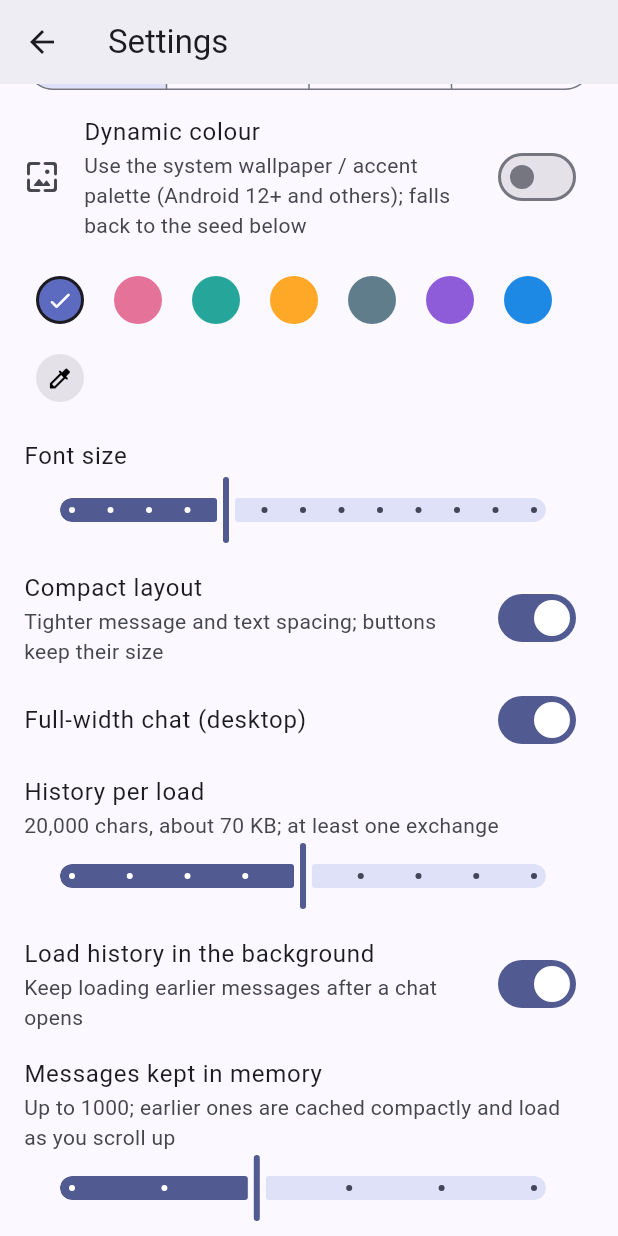
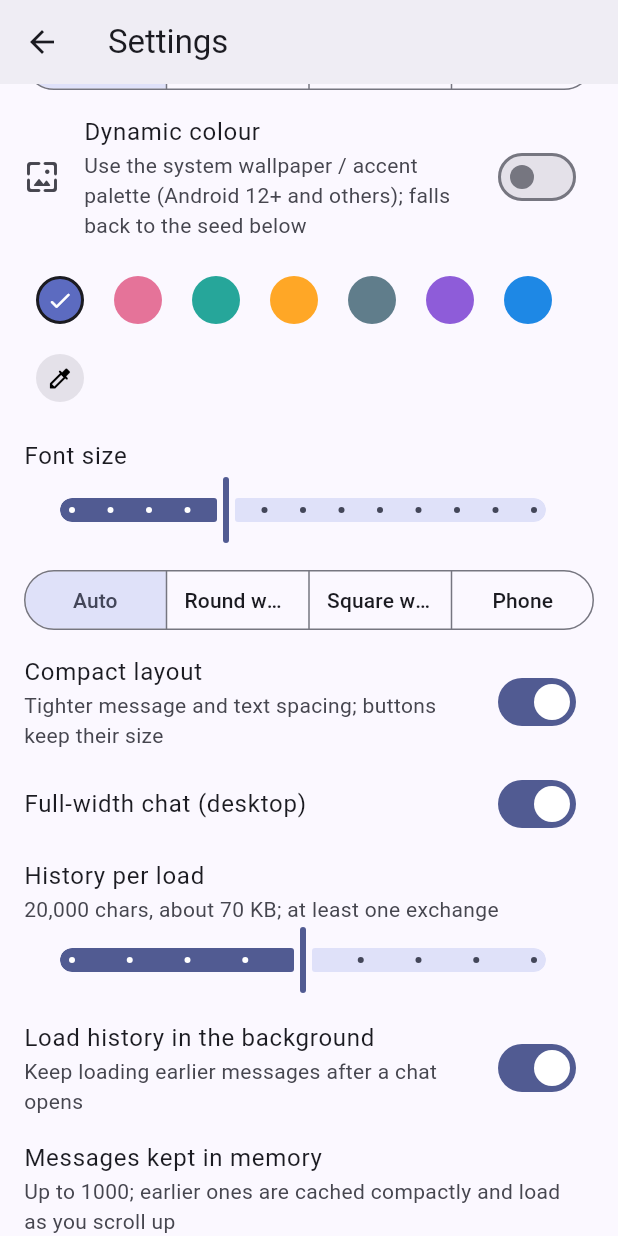
Before and after one commit to AliyahZombie/RofuChat_Cloud, a Flutter app: the SettingsPage screen opened directly, scrolled down 576 dp, on a phone screen of 412 x 824 dp. Run offline on Flutter 3.47's test engine with Material 3 defaults, Android fonts, the phone set to English and light mode, and no system bars; drawn by our look-alikes of dynamic_color; our stand-ins replace extended_image, file_picker, flutter_highlight, flutter_riverpod, flutter_secure_storage and 1 more; missing offline and left inert: dart:ffi, flutter_math_fork, highlight, markdown; accounts and stored records are empty.

Commit message:
app: device shape setting (auto/round/square/phone), Wear OS detection via FEATURE_WATCH and isScreenRound, sidebar scrolls footer on short screens

```diff
--- a/app/lib/core/form_factor.dart
+++ b/app/lib/core/form_factor.dart
@@ -1,9 +1,14 @@
-import 'package:flutter/material.dart';
+import 'dart:io' show Platform;
+
+import 'package:flutter/foundation.dart' show kIsWeb;
+import 'package:flutter/services.dart';
+import 'package:flutter/widgets.dart';
 
 import 'tokens.dart';
 
-/// Product form factors. [FormFactor.watch] is the shortestSide < 300 rule
-/// (frontend-spec §4) and [FormFactor.desktop] the app-specific 1000dp dock threshold for
+/// Product form factors. [FormFactor.watch] comes from the device itself (Android
+/// FEATURE_WATCH), the user's override in Appearance, or the shortestSide < 300 rule
+/// (frontend-spec §4); [FormFactor.desktop] is the app-specific 1000dp dock threshold for
 /// the persistent sidebar (frontend-spec §3.2/3.3). Neither says anything about the input
 /// device: context menus dispatch on the actual pointer/touch origin instead.
 enum FormFactor { watch, phone, desktop }
@@ -11,10 +16,57 @@ enum FormFactor { watch, phone, desktop }
 /// Width at which the sidebar docks permanently (app-specific, not an M3 breakpoint).
 const double kDockWidth = 1000;
 
+/// What the platform says about the screen. Filled once at startup by [probe].
+class DeviceInfo {
+  /// Android reports FEATURE_WATCH (Wear OS).
+  static bool watch = false;
+
+  /// Configuration.isScreenRound(); null when the platform does not say.
+  static bool? round;
+
+  static const _channel = MethodChannel('rofu/device');
+
+  static Future<void> probe() async {
+    if (kIsWeb || !Platform.isAndroid) return;
+    try {
+      final m = await _channel.invokeMapMethod<String, dynamic>('info');
+      watch = m?['watch'] == true;
+      round = m?['round'] as bool?;
+    } catch (_) {
+      // Older builds without the channel: keep the size rule.
+    }
+  }
+}
+
+/// Resolved shape for the subtree: whether to use the watch layout and whether the screen
+/// is round (needs a side inset).
+class DeviceShape extends InheritedWidget {
+  /// 'auto' | 'round' | 'square' | 'phone' (Appearance.deviceShape).
+  final String setting;
+  const DeviceShape({super.key, required this.setting, required super.child});
+
+  static String settingOf(BuildContext context) => context.dependOnInheritedWidgetOfExactType<DeviceShape>()?.setting ?? 'auto';
+
+  @override
+  bool updateShouldNotify(DeviceShape old) => old.setting != setting;
+}
+
+bool _watchOf(BuildContext context) => switch (DeviceShape.settingOf(context)) {
+  'round' || 'square' => true,
+  'phone' => false,
+  _ => DeviceInfo.watch || MediaQuery.sizeOf(context).shortestSide < 300,
+};
+
+bool _roundOf(BuildContext context) => switch (DeviceShape.settingOf(context)) {
+  'round' => true,
+  'square' || 'phone' => false,
+  // Platform answer first; without one a small screen is assumed round (most Wear OS).
+  _ => DeviceInfo.round ?? MediaQuery.sizeOf(context).shortestSide < 300,
+};
+
 FormFactor formFactorOf(BuildContext context) {
-  final size = MediaQuery.sizeOf(context);
-  if (size.shortestSide < 300) return FormFactor.watch;
-  if (size.width >= kDockWidth) return FormFactor.desktop;
+  if (_watchOf(context)) return FormFactor.watch;
+  if (MediaQuery.sizeOf(context).width >= kDockWidth) return FormFactor.desktop;
   return FormFactor.phone;
 }
 
@@ -29,7 +81,8 @@ extension FormFactorX on BuildContext {
 }
 
 /// Extra horizontal inset for round watch screens so content stays inside the circle.
+/// Square watches get none.
 double watchInset(BuildContext context) {
-  final size = MediaQuery.sizeOf(context);
-  return size.shortestSide < 300 ? size.width * 0.146 : 0;
+  if (!_watchOf(context) || !_roundOf(context)) return 0;
+  return MediaQuery.sizeOf(context).width * 0.146;
 }
--- a/app/lib/core/theme.dart
+++ b/app/lib/core/theme.dart
@@ -31,6 +31,10 @@ class Appearance {
   /// back as you scroll up.
   final int windowMessages;
 
+  /// Device shape: 'auto' (Wear OS feature flag / screen roundness from Android, else the
+  /// shortestSide < 300 rule), 'round' or 'square' (watch layout), or 'phone'.
+  final String deviceShape;
+
   const Appearance({
     this.themeMode = 'system',
     this.colorSource = 'seed',
@@ -46,6 +50,7 @@ class Appearance {
     this.swipeZone = 6,
     this.autoLoadHistory = true,
     this.windowMessages = 1000,
+    this.deviceShape = 'auto',
   });
 
   factory Appearance.fromJson(Map<String, dynamic> j) => Appearance(
@@ -65,6 +70,12 @@ class Appearance {
     swipeZone: ((j['swipe_zone'] as num?)?.toInt() ?? 6).clamp(1, 10),
     autoLoadHistory: j['auto_load_history'] as bool? ?? true,
     windowMessages: ((j['window_messages'] as num?)?.toInt() ?? 1000).clamp(100, 10000),
+    deviceShape: switch (j['device_shape']) {
+      'round' => 'round',
+      'square' => 'square',
+      'phone' => 'phone',
+      _ => 'auto',
+    },
   );
 
   Map<String, dynamic> toJson() => {
@@ -82,6 +93,7 @@ class Appearance {
     'swipe_zone': swipeZone,
     'auto_load_history': autoLoadHistory,
     'window_messages': windowMessages,
+    'device_shape': deviceShape,
   };
 
   Appearance copyWith({
@@ -99,6 +111,7 @@ class Appearance {
     int? swipeZone,
     bool? autoLoadHistory,
     int? windowMessages,
+    String? deviceShape,
   }) => Appearance(
     themeMode: themeMode ?? this.themeMode,
     colorSource: colorSource ?? this.colorSource,
@@ -114,6 +127,7 @@ class Appearance {
     swipeZone: swipeZone ?? this.swipeZone,
     autoLoadHistory: autoLoadHistory ?? this.autoLoadHistory,
     windowMessages: windowMessages ?? this.windowMessages,
+    deviceShape: deviceShape ?? this.deviceShape,
   );
 
   ThemeMode get mode => switch (themeMode) {
--- a/app/lib/features/settings/settings_page.dart
+++ b/app/lib/features/settings/settings_page.dart
@@ -198,6 +198,21 @@ class SettingsPage extends ConsumerWidget {
           label: '${(a.fontScale * 100).round()}%',
           semanticFormatterCallback: (v) => t('聊天字号 ${(v * 100).round()}%', 'Chat font size ${(v * 100).round()} percent'),
           onChanged: (v) => setA(a.copyWith(fontScale: v)),
+        ),
+      ),
+      Padding(
+        padding: const EdgeInsets.symmetric(horizontal: 16, vertical: 4),
+        child: ChoiceField<String>(
+          label: t('设备形态', 'Device shape'),
+          value: a.deviceShape,
+          minSegmentWidth: 76,
+          options: [
+            ('auto', t('自动', 'Auto')),
+            ('round', t('圆形表', 'Round watch')),
+            ('square', t('方形表', 'Square watch')),
+            ('phone', t('手机', 'Phone')),
+          ],
+          onChanged: (v) => setA(a.copyWith(deviceShape: v)),
         ),
       ),
       SwitchListTile(
--- a/app/lib/widgets/common.dart
+++ b/app/lib/widgets/common.dart
@@ -3,6 +3,7 @@ import 'dart:math' as math;
 import 'package:flutter/material.dart';
 import 'package:flutter_riverpod/flutter_riverpod.dart';
 
+import '../core/form_factor.dart';
 import '../core/format.dart';
 import '../core/i18n.dart';
 import '../core/image_providers.dart';
@@ -299,7 +300,7 @@ Future<bool> confirm(BuildContext context, String title, {String? body, String?
         TextButton(onPressed: () => Navigator.pop(c, false), child: Text(t('取消', 'Cancel'))),
         TextButton(onPressed: () => Navigator.pop(c, true), child: Text(ok ?? t('确定', 'OK'))),
       ];
-      if (MediaQuery.sizeOf(c).shortestSide < 300) {
+      if (c.isWatch) {
         return Dialog.fullscreen(
           child: SafeArea(
             child: ListView(
```
Also changed, not shown: app/lib/features/sidebar/sidebar.dart (+71 -46 lines), app/lib/main.dart (+7 -4 lines), 3 other files.
